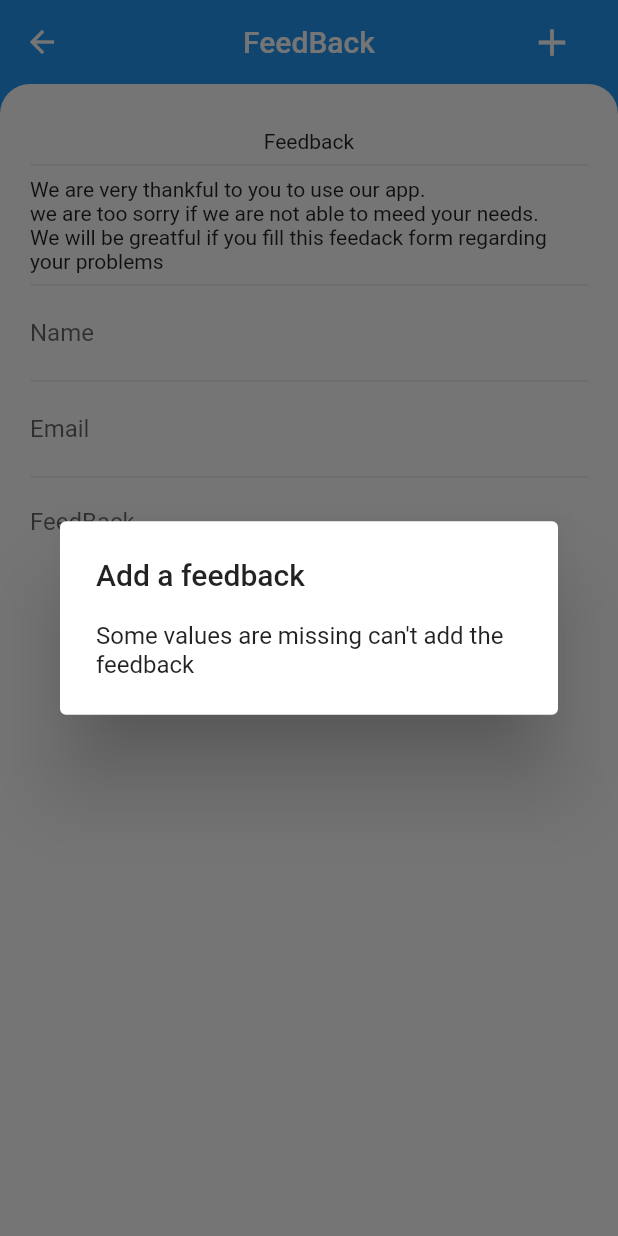
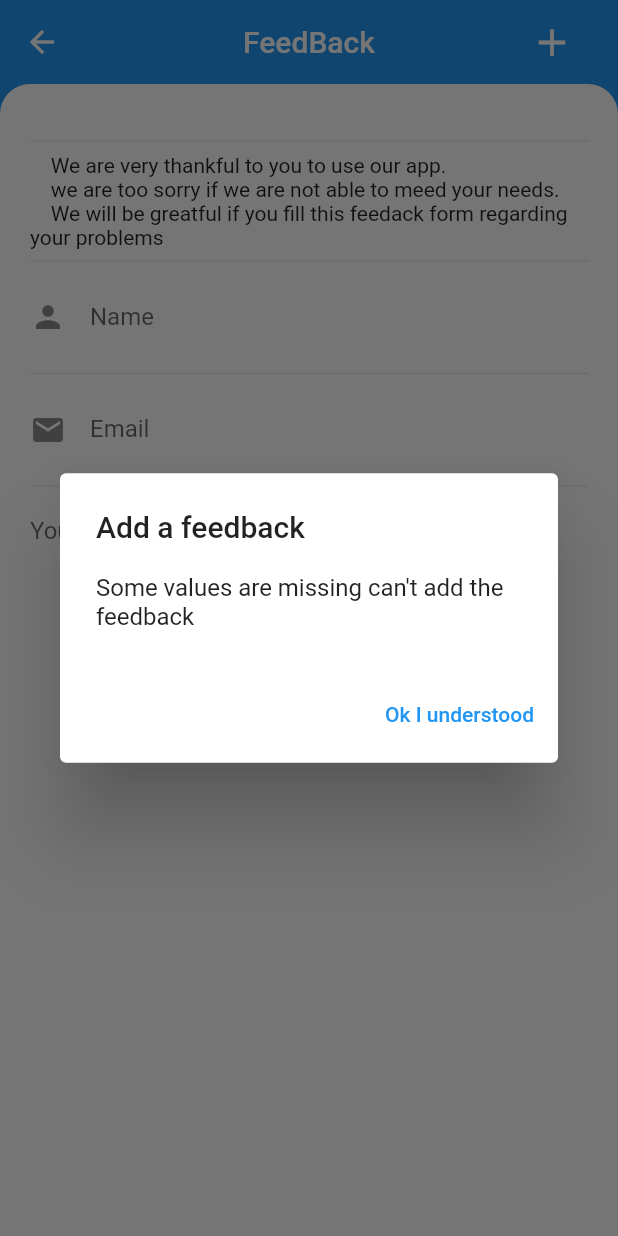
Before and after one commit to tuuhin/e-note, a Flutter app: the FeedBackPage screen opened directly, after a tap on the "add" icon, on a phone screen of 412 x 824 dp. Run offline on Flutter 3.47's test engine with Material 2 defaults, Android fonts, the phone set to English and light mode, and no system bars; our stand-ins replace card_swiper, cloud_firestore, firebase_auth, firebase_core, flutter_spinkit, flutter_svg; missing offline and left inert: flutter_material_color_picker; accounts and stored records are empty.

Commit message:
feedbecks are submitted

```diff
--- a/lib/home/appscrs/openscreen.dart
+++ b/lib/home/appscrs/openscreen.dart
@@ -47,7 +47,7 @@ class _OpenScreenState extends State<OpenScreen>
           child: Scaffold(
             backgroundColor: Colors.transparent,
             body: TabBarView(
-                physics: NeverScrollableScrollPhysics(),
+                // physics: NeverScrollableScrollPhysics(),
                 controller: _tabs,
                 children: [
                   HomeScreen(),
--- a/lib/home/homescreen.dart
+++ b/lib/home/homescreen.dart
@@ -130,7 +130,11 @@ class HomeScreen extends StatelessWidget {
                             height: 100,
                             child: Column(
                               children: [
-                                Icon(Icons.note_add, size: 50),
+                                Icon(
+                                  Icons.note_add,
+                                  size: 50,
+                                  color: Colors.blue,
+                                ),
                                 Text('No notes created'),
                               ],
                             ),
--- a/lib/pages/feedbackpage.dart
+++ b/lib/pages/feedbackpage.dart
@@ -1,4 +1,7 @@
 import 'package:flutter/material.dart';
+import 'package:weather/auth/dbmanager.dart';
+import 'package:weather/model/model.dart';
+import 'package:provider/provider.dart';
 
 class FeedBackPage extends StatefulWidget {
   FeedBackPage({Key? key}) : super(key: key);
@@ -22,6 +25,15 @@ class _FeedBackPageState extends State<FeedBackPage> {
 
   @override
   Widget build(BuildContext context) {
+    var uid = Provider.of<CurrentUser?>(context)!.uid;
+    DataManager _manager = DataManager(uid);
+    return StreamBuilder(
+        stream: _manager.getCurrentUserData(),
+        builder: (BuildContext context, AsyncSnapshot snapshot) {
+          if (snapshot.hasData) {
+            _name.text = snapshot.data.data()['name'];
+            _email.text = snapshot.data.data()['email'];
+          }
           return Scaffold(
             backgroundColor: Theme.of(context).primaryColor,
             appBar: AppBar(
@@ -42,7 +54,32 @@ class _FeedBackPageState extends State<FeedBackPage> {
                                       _feedback.text.length == 0)
                                   ? Text(
                                       'Some values are missing can\'t add the feedback')
-                            : Text('giu'),
+                                  : Text(
+                                      'Thank\'s for your feedback we will make sure that we meet your needs '),
+                              actions: (_name.text.length == 0 ||
+                                      _email.text.length == 0 ||
+                                      _feedback.text.length == 0)
+                                  ? [
+                                      TextButton(
+                                          onPressed: () {
+                                            Navigator.of(context).pop();
+                                          },
+                                          child: Text('Ok I understood'))
+                                    ]
+                                  : [
+                                      TextButton(
+                                          onPressed: () {},
+                                          child: Text('Cancel')),
+                                      TextButton(
+                                          onPressed: () async {
+                                            await _manager.addFeedBack(
+                                                _name.text,
+                                                _email.text,
+                                                _feedback.text);
+                                            Navigator.of(context).pop();
+                                          },
+                                          child: Text('Submit'))
+                                    ],
                             );
                           });
                     },
@@ -58,30 +95,39 @@ class _FeedBackPageState extends State<FeedBackPage> {
               decoration: BoxDecoration(
                   color: Colors.white,
                   borderRadius: BorderRadius.only(
-                topLeft: Radius.circular(20), topRight: Radius.circular(20))),
+                      topLeft: Radius.circular(20),
+                      topRight: Radius.circular(20))),
               child: Padding(
-          padding: const EdgeInsets.symmetric(horizontal: 20, vertical: 30),
+                padding:
+                    const EdgeInsets.symmetric(horizontal: 20, vertical: 30),
                 child: Column(
                   children: [
-              Text('Feedback'),
+                    // Text('Feedback'),
                     Divider(),
                     Text('''
     We are very thankful to you to use our app.
     we are too sorry if we are not able to meed your needs.
     We will be greatful if you fill this feedack form regarding your problems'''),
                     Divider(),
+                    // SizedBox(height: 4),
                     TextField(
                       controller: _name,
                       decoration: InputDecoration(
-                    hintText: 'Name',
-                    border: UnderlineInputBorder(borderSide: BorderSide.none)),
+                          hintText: ' Your Name',
+                          icon: Icon(Icons.person),
+                          labelText: 'Name',
+                          border: UnderlineInputBorder(
+                              borderSide: BorderSide.none)),
                     ),
                     Divider(),
                     TextField(
                       controller: _email,
                       decoration: InputDecoration(
+                          icon: Icon(Icons.email),
                           hintText: 'Email',
-                    border: UnderlineInputBorder(borderSide: BorderSide.none)),
+                          labelText: 'Email',
+                          border: UnderlineInputBorder(
+                              borderSide: BorderSide.none)),
                     ),
                     Divider(),
                     Expanded(
@@ -91,13 +137,15 @@ We will be greatful if you fill this feedack form regarding your problems'''),
                       expands: true,
                       keyboardType: TextInputType.multiline,
                       decoration: InputDecoration(
-                    hintText: 'FeedBack',
-                    border: UnderlineInputBorder(borderSide: BorderSide.none)),
+                          hintText: 'You can write your feedback here....',
+                          border: UnderlineInputBorder(
+                              borderSide: BorderSide.none)),
                     )),
                   ],
                 ),
               ),
             ),
           );
+        });
   }
 }
```
Also changed, not shown: lib/home/settingspage.dart (+6 -3 lines), lib/pages/aboutpage.dart (+21 -0 lines). Lines whose indentation alone changed are shown as unchanged.
